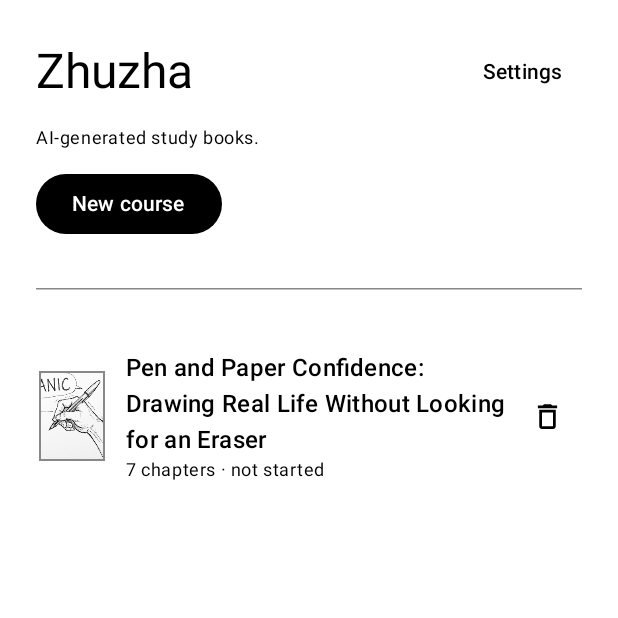
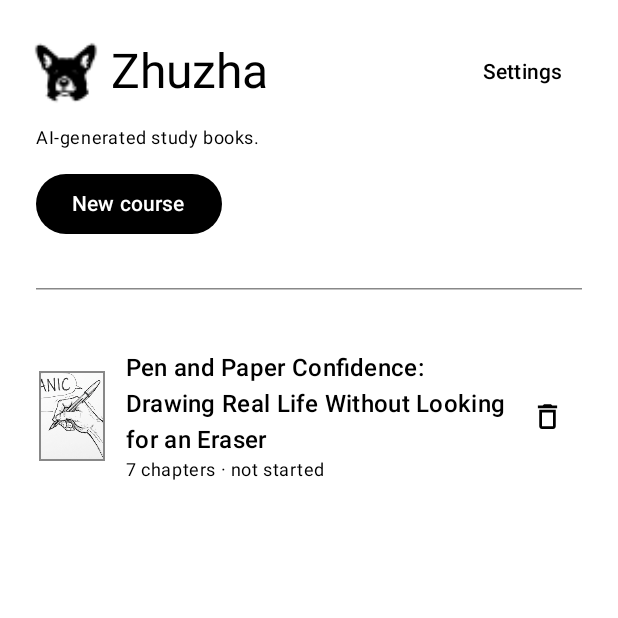
Before and after one commit to aliaksei-kavaliou/zhuzha, an Android app built with Jetpack Compose: the LibraryScreen screen opened through its navigation route, on a phone screen of 412 x 824 dp, the top half of it. Run offline under Robolectric (Android 15) with nearby library versions, the phone set to English and light mode, and no system bars; pictures from the network do not load.

Commit message:
The shelf signs its own name
Her head, left of the wordmark, on the one screen that is the APP rather
than a book. "Zhuzha" is coined and remembers nothing on its own, which is
why the name and the icon were chosen together -- the face is what carries
the recognition. A book's own pages stay the book's.

Scaled, not cropped, and that is the only interesting part. The launcher
foreground keeps every point of ink within radius 35 of the centre of its
108 viewport so no mask can cut her ear tips, which leaves about a quarter
of the box empty on each side. Right under a launcher's mask, wrong beside
a word: drawn at face value she sits in a pool of whitespace with the
wordmark shoved away from her. ZhuzhaMark scales by the reciprocal of the
head's own measurement -- 52.8 across that 108 viewport, the number written
in the drawable's header -- so the transparent surround grows past the box
and draws nothing while the head grows to fill it. No second copy of the
path, which is what a cropped inline vector would have cost.

40dp, matching headlineLarge's line box. contentDescription = null: the
app's name is the Text beside it, and a screen reader saying "Zhuzha
Zhuzha" is worse than saying it once.

Seen on the panel: flat black, no dither, her left edge landing on the same
x as "AI-generated study books." underneath.

Co-Authored-By: Claude Opus 5 <noreply@anthropic.com>

```diff
--- a/app/src/main/java/com/inkfirst/app/ui/LibraryScreen.kt
+++ b/app/src/main/java/com/inkfirst/app/ui/LibraryScreen.kt
@@ -37,8 +37,11 @@ import androidx.compose.ui.platform.LocalContext
 import androidx.compose.ui.graphics.ImageBitmap
 import androidx.compose.ui.graphics.asImageBitmap
 import androidx.compose.ui.layout.ContentScale
+import androidx.compose.ui.draw.scale
+import androidx.compose.ui.res.painterResource
 import androidx.compose.ui.res.stringResource
 import androidx.compose.ui.text.style.TextAlign
+import androidx.compose.ui.unit.Dp
 import androidx.compose.ui.unit.dp
 import androidx.compose.ui.text.font.FontFamily
 import androidx.compose.ui.unit.sp
@@ -93,6 +96,8 @@ fun LibraryScreen(
         verticalArrangement = Arrangement.spacedBy(12.dp),
     ) {
         Row(verticalAlignment = Alignment.CenterVertically) {
+            ZhuzhaMark(size = 40.dp)
+            Spacer(Modifier.width(10.dp))
             Text(stringResource(R.string.app_name), style = MaterialTheme.typography.headlineLarge)
             Spacer(Modifier.weight(1f))
             TextButton(onClick = onSettings) { Text("Settings") }
@@ -308,3 +313,47 @@ private fun describeLoss(store: CourseStore, slug: String): String {
         else -> parts.dropLast(1).joinToString(", ") + " and " + parts.last()
     }
 }
+
+/**
+ * How much of the launcher foreground's 108 viewport the head actually
+ * occupies.
+ *
+ * The drawable is sized for a LAUNCHER: every point of ink is kept within
+ * radius 35 of the centre so no mask can cut her ear tips, which leaves about
+ * a quarter of the box empty on each side. That padding is right under a
+ * launcher's mask and wrong beside a word — drawn at face value she sits in a
+ * pool of whitespace with the wordmark pushed away from her.
+ *
+ * The number is the drawable's own, written in its header: the head measures
+ * 52.8 across that 108 viewport. Scaling by its reciprocal fills the box with
+ * the head and leaves the one copy of the path the one copy of the path.
+ */
+private const val LAUNCHER_HEAD_FILL = 52.8f / 108f
+
+/**
+ * Her head, beside the wordmark, on the one screen that is the APP rather
+ * than a book.
+ *
+ * "Zhuzha" is a coined word and remembers nothing on its own, which is why
+ * the name and the icon were chosen together — the face is what carries the
+ * recognition. The shelf is where the app signs its own name; a book's own
+ * pages stay the book's.
+ *
+ * No description: the app's name is the Text sitting right beside it, and a
+ * screen reader saying "Zhuzha Zhuzha" is worse than it saying it once.
+ *
+ * Flat black on white, so there is nothing here for e-ink to dither.
+ */
+@Composable
+private fun ZhuzhaMark(size: Dp, modifier: Modifier = Modifier) {
+    Image(
+        painter = painterResource(R.drawable.ic_launcher_foreground),
+        contentDescription = null,
+        modifier = modifier
+            .size(size)
+            // Scale rather than crop: the viewport around her is transparent,
+            // so enlarging it past the box draws nothing extra — the head
+            // alone grows to fill the space the box reserved.
+            .scale(1f / LAUNCHER_HEAD_FILL),
+    )
+}
```
